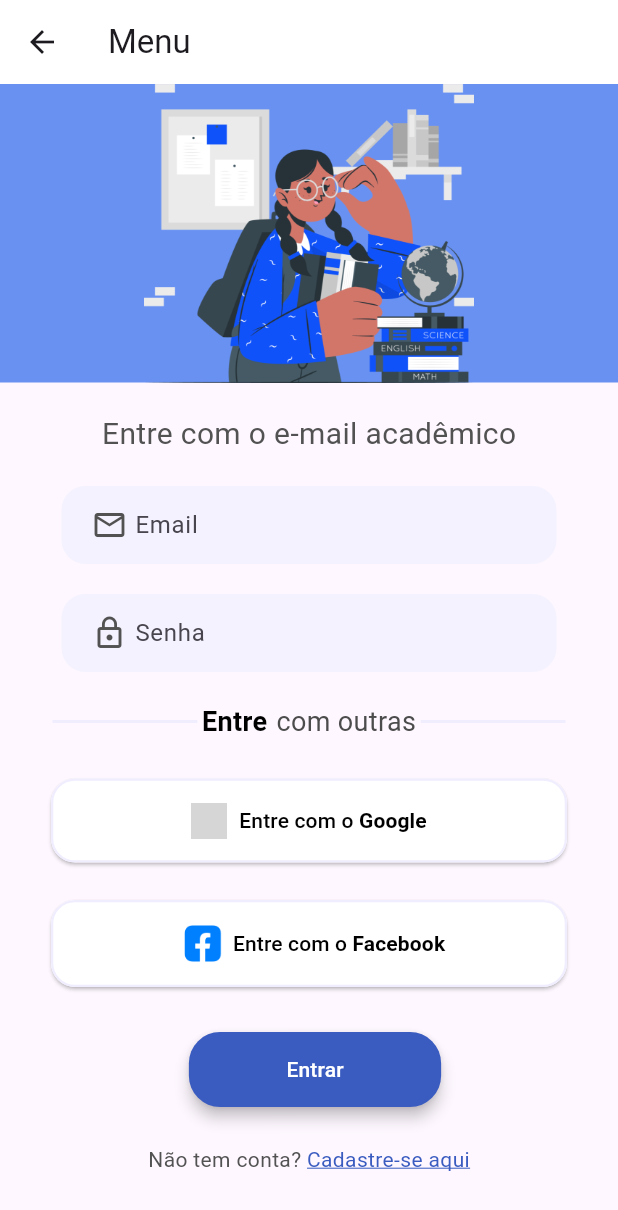
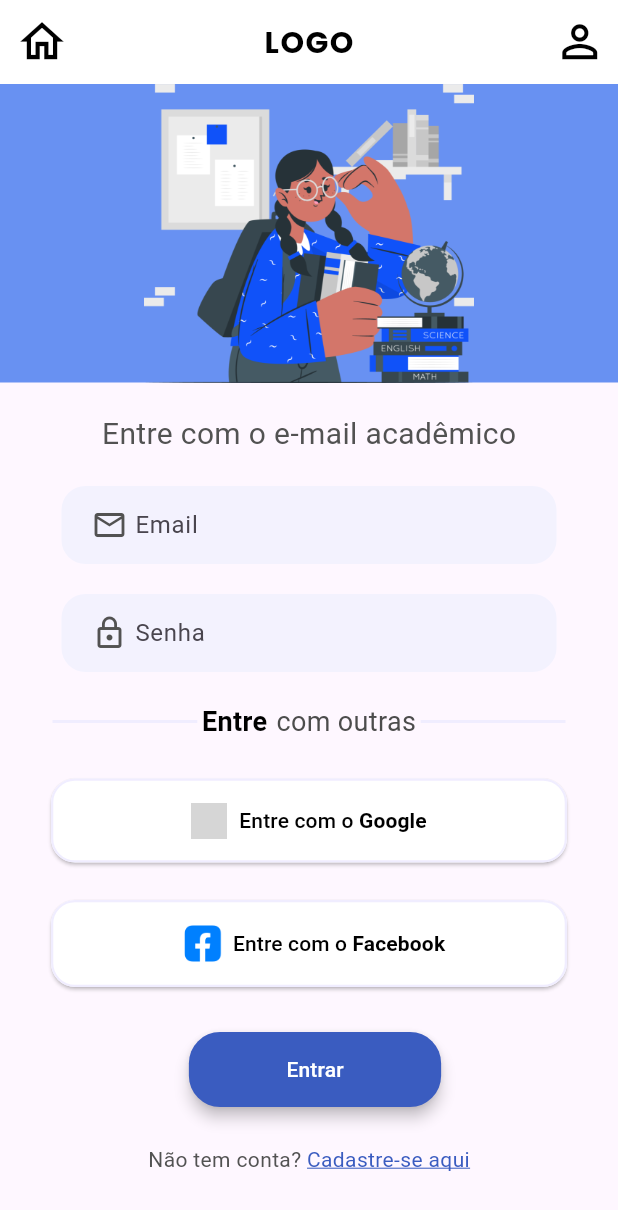
Before and after one commit to labtech-udf/labtech-mobile, a Flutter app: the LoginPage screen opened directly, on a phone screen of 412 x 824 dp. Shown: the top 1210 px of the screen. Run offline on Flutter 3.47's test engine with Material 2 defaults, Android fonts, the light colour scheme and no system bars; our stand-ins replace carousel_slider, google_fonts; grey boxes are pictures that could not be loaded.

Commit message:
FIX: Correção das rotas

```diff
--- a/lib/app/features/login/pages/login_page.dart
+++ b/lib/app/features/login/pages/login_page.dart
@@ -1,4 +1,6 @@
 import 'package:flutter/material.dart';
+
+import '../../../../core/design/widgets/SAppBar.dart';
 
 class LoginPage extends StatefulWidget {
   const LoginPage({Key? key}) : super(key: key);
@@ -11,12 +13,7 @@ class _LoginPageState extends State<LoginPage> {
   @override
   Widget build(BuildContext context) {
     return Scaffold(
-      appBar: AppBar(
-        elevation: 0,
-        backgroundColor: Colors.white,
-        title: const Text('Menu'),
-        centerTitle: false,
-      ),
+      appBar: SAppBar(context: context, action: null),
       body: SingleChildScrollView(
         child: Column(
           children: [
@@ -271,8 +268,7 @@ class _LoginPageState extends State<LoginPage> {
             Padding(
               padding: const EdgeInsets.only(top: 25),
               child: GestureDetector(
-                onTap: () {
-                },
+                onTap: () {},
                 child: const Text.rich(
                   TextSpan(
                     style: TextStyle(
--- a/lib/main.dart
+++ b/lib/main.dart
@@ -3,6 +3,7 @@ import 'package:labtech_mobile/app/features/login/pages/login_page.dart';
 
 import 'app/features/eventos/pages/detalhe_evento_page.dart';
 import 'app/features/eventos/pages/home_page.dart';
+import 'app_router.dart';
 
 void main() {
   runApp(const MyApp());
@@ -16,11 +17,12 @@ class MyApp extends StatelessWidget {
     return MaterialApp(
       title: 'Flutter Demo',
       debugShowCheckedModeBanner: false,
+      routes: AppRouter.routes(),
       theme: ThemeData(
         colorScheme: ColorScheme.fromSeed(seedColor: Colors.deepPurple),
         useMaterial3: true,
       ),
-      home: const DetalheEventoPage(),
+      home: const HomePage(),
     );
   }
 }
```
Also changed, not shown: lib/app_navigation.dart (+5 -5 lines), lib/app_router.dart (+19 -3 lines), lib/core/design/widgets/SAppBar.dart (+2 -5 lines), pubspec.lock.
